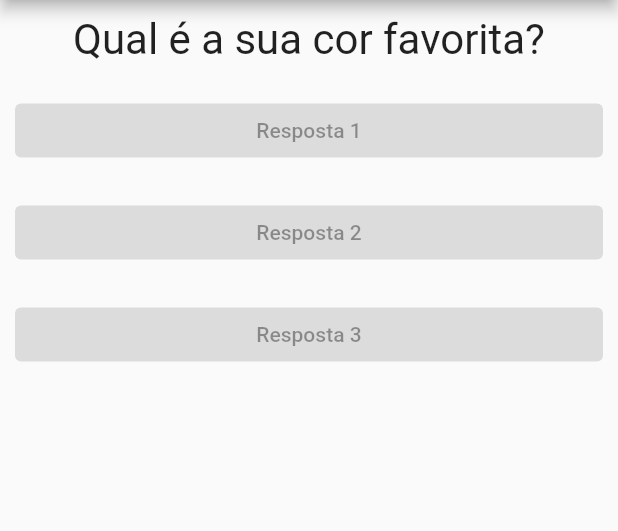
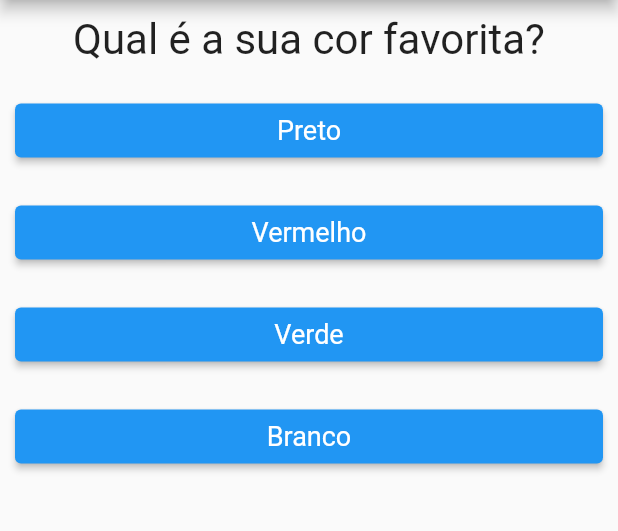
Before and after one commit to altenir/cod3r_pergunta, a Flutter app: the screen it shows after launch, on a phone screen of 412 x 824 dp, the part 84-615 px from its top. Run offline on Flutter 3.47's test engine with Material 2 defaults, Android fonts, the phone set to English and light mode, and no system bars.

Commit message:
resposta

```diff
--- a/lib/main.dart
+++ b/lib/main.dart
@@ -9,37 +9,63 @@ main() => runApp(new PerguntaApp());
 // #######################
 class _PerguntaAppState extends State<PerguntaApp> {
   var _perguntaSelecionada = 0;
+  final List<Map> _perguntas = const [
+    {
+      'texto': 'Qual é a sua cor favorita?',
+      'respostas': ['Preto', 'Vermelho', 'Verde', 'Branco'],
+    },
+    {
+      'texto': 'Qual é o seu animal favorito?',
+      'respostas': ['Coelho', 'Cobra', 'Elefante', 'Leão'],
+    },
+    {
+      'texto': 'Qual o seu instrutor favorito?',
+      'respostas': ['Maria', 'João', 'Leo', 'Pedro'],
+    }
+  ];
 
   // Método responder pergunta  no botão
   void _responder() {
     setState(() {
       _perguntaSelecionada++;
     });
+    print(_perguntaSelecionada);
+    print(_perguntas.length);
+  }
 
-    print(_perguntaSelecionada);
+  bool get temPerguntaSelecionada {
+    return _perguntaSelecionada < _perguntas.length;
   }
 
   // BUILD
   @override
   Widget build(BuildContext context) {
-    final List<String> perguntas = [
-      'Qual é a sua cor favorita?',
-      'Qual é o seu animal favorito?'
-    ];
+    List<String> respostas = temPerguntaSelecionada
+        ? _perguntas[_perguntaSelecionada]['respostas']
+        : null;
+    // List<Widget> widgets = respostas.map((t) => Resposta(t, _responder)).toList();
+    // for (String textoResp in respostas) {
+    //   widgets.add(Resposta(textoResp, _responder));
+    // }
 
     return MaterialApp(
       home: Scaffold(
         appBar: AppBar(
           title: Text('Perguntas'),
         ),
-        body: Column(
-          children: [
-            Questao(perguntas[_perguntaSelecionada]),
-            Resposta('Resposta 1'),
-            Resposta('Resposta 2'),
-            Resposta('Resposta 3'),
-          ],
-        ),
+        body: temPerguntaSelecionada
+            ? Column(
+                children: [
+                  Questao(_perguntas[_perguntaSelecionada]['texto'].toString()),
+                  ...respostas.map((t) => Resposta(t, _responder)).toList(),
+                ],
+              )
+            : Center(
+                child: Text(
+                  'Parabéns!',
+                  style: TextStyle(fontSize: 28),
+                ),
+              ),
       ),
     );
   }
--- a/lib/resposta.dart
+++ b/lib/resposta.dart
@@ -2,17 +2,23 @@ import 'package:flutter/material.dart';
 
 class Resposta extends StatelessWidget {
   final String texto;
+  final void Function() quandoSelecionado;
   // Construtor
-  Resposta(this.texto);
+  Resposta(this.texto, this.quandoSelecionado);
 
   @override
   Widget build(BuildContext context) {
+    final ButtonStyle style = ElevatedButton.styleFrom(
+      textStyle: const TextStyle(fontSize: 18, color: Colors.blue),
+    );
+
     return Container(
       width: double.infinity,
       margin: EdgeInsets.all(10),
       child: ElevatedButton(
+        style: style,
         child: Text(texto),
-        onPressed: null,
+        onPressed: quandoSelecionado,
       ),
     );
   }
```
